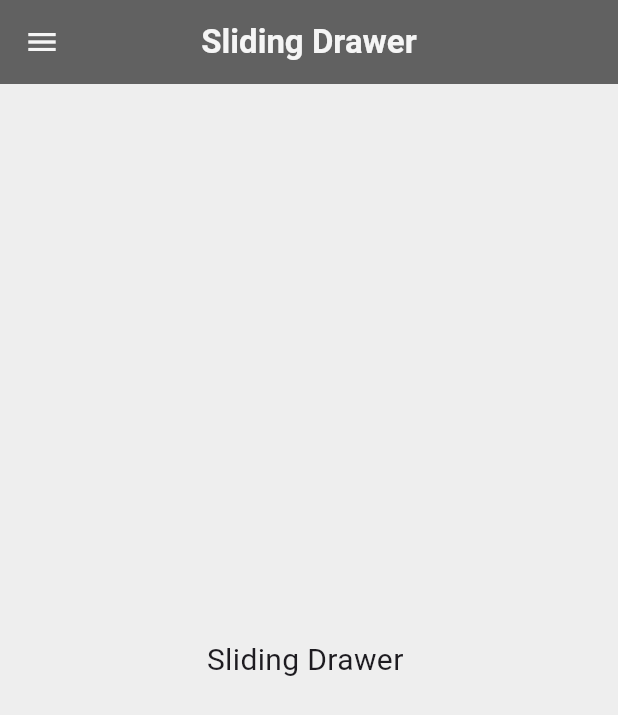
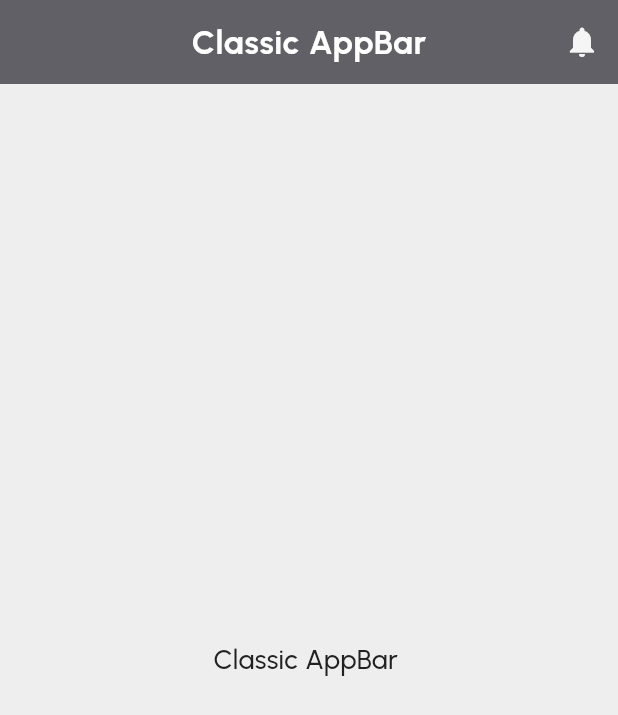
Before and after one commit to shahzeb2002/Explore, a Flutter app: the screen it shows after launch, on a phone screen of 412 x 824 dp. Shown: the top 715 px of the screen. Run offline on Flutter 3.47's test engine with Material 3 defaults, Android fonts, the phone set to English and light mode, and no system bars; our stand-ins replace google_fonts.

Commit message:
classic app bar

```diff
--- /dev/null
+++ b/lib/appbar/classic.dart
@@ -0,0 +1,46 @@
+import 'package:flutter/material.dart';
+import 'package:google_fonts/google_fonts.dart';
+
+class ClassicAppBarDemo extends StatelessWidget {
+  const ClassicAppBarDemo({super.key});
+
+  @override
+  Widget build(BuildContext context) {
+    return Scaffold(
+      backgroundColor: Colors.grey.shade200,
+
+      appBar: AppBar(
+        backgroundColor: Colors.grey.shade700,
+        elevation: 3,
+        centerTitle: true,
+        title: Text(
+          "Classic AppBar",
+          style: GoogleFonts.urbanist(
+            color: Colors.white,
+            fontSize: 22,
+            fontWeight: FontWeight.w700,
+            letterSpacing: 0.5,
+          ),
+        ),
+        iconTheme: const IconThemeData(color: Colors.white),
+        actions: [
+          Padding(
+            padding: const EdgeInsets.only(right: 12),
+            child: Icon(Icons.notifications, color: Colors.grey.shade100),
+          ),
+        ],
+      ),
+
+      body: Center(
+        child: Text(
+          "Classic AppBar ",
+          style: GoogleFonts.urbanist(
+            fontSize: 18,
+            fontWeight: FontWeight.w500,
+            color: Colors.grey.shade900,
+          ),
+        ),
+      ),
+    );
+  }
+}
--- a/lib/drawer/sliding drawer.dart
+++ b/lib/drawer/sliding drawer.dart
@@ -10,7 +10,7 @@ class SlidingDrawerDemo extends StatefulWidget {
 class _SlidingDrawerDemoState extends State<SlidingDrawerDemo>
     with SingleTickerProviderStateMixin {
   late AnimationController _controller;
-  double maxSlide = 250; // Drawer width
+  double maxSlide = 250;
 
   @override
   void initState() {
@@ -89,9 +89,8 @@ class _SlidingDrawerDemoState extends State<SlidingDrawerDemo>
     );
   }
 
-  // DRAWER UI
   Widget buildDrawer() {
-    return Material( // ← IMPORTANT FIX
+    return Material(
       child: Container(
         width: maxSlide,
         decoration: BoxDecoration(
--- a/lib/main.dart
+++ b/lib/main.dart
@@ -1,3 +1,4 @@
+import 'package:explore/appbar/classic.dart';
 import 'package:explore/drawer/Classic_menu_drawer.dart';
 import 'package:explore/drawer/curved_drawer.dart';
 import 'package:explore/drawer/sliding%20drawer.dart';
@@ -16,7 +17,7 @@ class MyApp extends StatelessWidget {
     return MaterialApp(
       debugShowCheckedModeBanner: false,
 
-      home: SlidingDrawerDemo(),
+      home: ClassicAppBarDemo(),
     );
   }
 }
--- a/pubspec.yaml
+++ b/pubspec.yaml
@@ -34,6 +34,7 @@ dependencies:
   # The following adds the Cupertino Icons font to your application.
   # Use with the CupertinoIcons class for iOS style icons.
   cupertino_icons: ^1.0.8
+  google_fonts: ^6.1.0
 
 dev_dependencies:
   flutter_test:
```
Also changed, not shown: lib/appbar/curved.dart (added), pubspec.lock.
